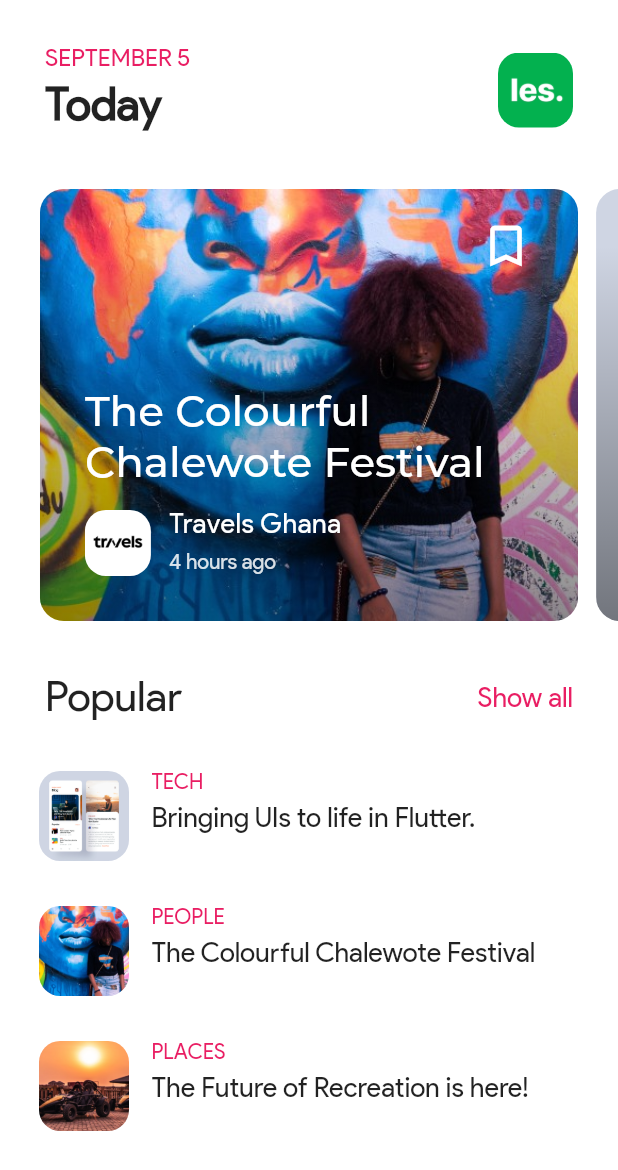
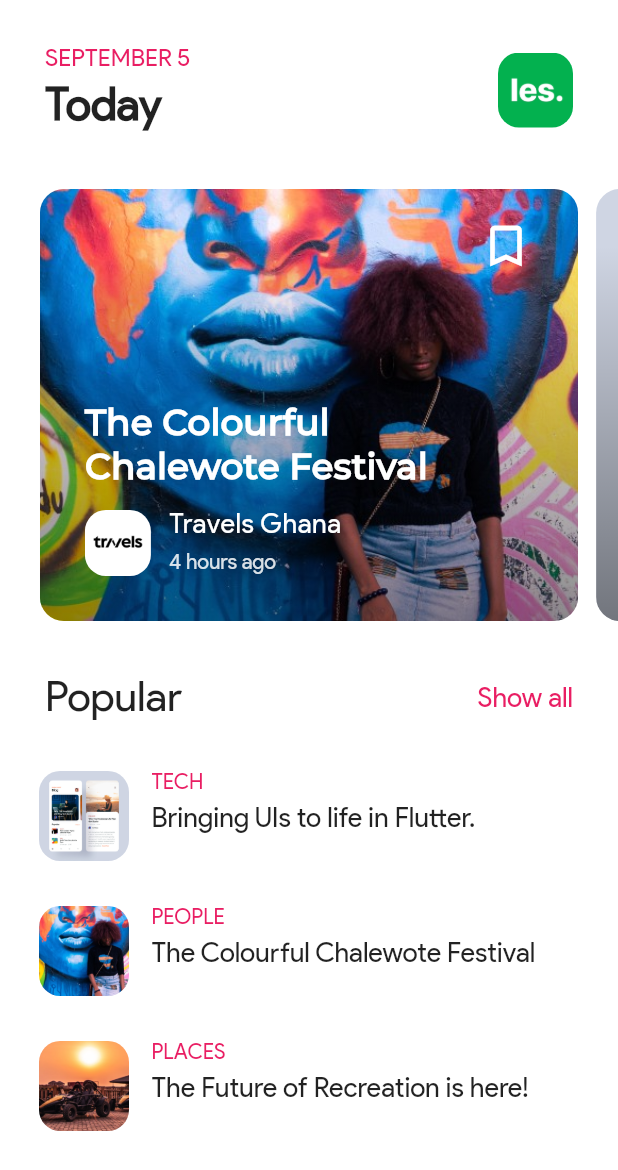
Before and after one commit to lesliearkorful/Flutter-Blog-UI, a Flutter app: the screen it shows after launch, on a phone screen of 412 x 824 dp. Shown: the top 1170 px of the screen. Run offline on Flutter 3.47's test engine with Material 2 defaults, Android fonts, the phone set to English and light mode, and no system bars.

Commit message:
Fix article title font size and weight

```diff
--- a/lib/screens/home/home-widgets.dart
+++ b/lib/screens/home/home-widgets.dart
@@ -150,8 +150,8 @@ class Card extends StatelessWidget {
                           style: TextStyle(
                             color: Colors.white,
                             fontFamily: 'Montserrat',
-                            //fontWeight: FontWeight.w500,
-                            fontSize: 28,
+                            fontWeight: FontWeight.bold,
+                            fontSize: 24,
                           ),
                         ),
 
@@ -270,6 +270,7 @@ class SectionItem extends StatelessWidget {
         child: Row(
           crossAxisAlignment: CrossAxisAlignment.start,
           children: <Widget>[
+
             ClipRRect(
               borderRadius: BorderRadius.circular(14),
               child: Image.asset(article.cover,
@@ -278,19 +279,24 @@ class SectionItem extends StatelessWidget {
                 fit: BoxFit.cover,
               )
             ),
+
             SizedBox( width: 15 ),
+
             Expanded(
               child: Column(
                 crossAxisAlignment: CrossAxisAlignment.start,
                 textDirection: TextDirection.ltr,
                 children: <Widget>[
+
                   Text('${categories[article.category]}',
                     style: TextStyle(
                       color: Colors.pink,
                       fontSize: 14,
                     ),
                   ),
+
                   SizedBox( height : 5 ),
+
                   Text('${article.title}',
                   softWrap: true,
                     style: TextStyle(
```
